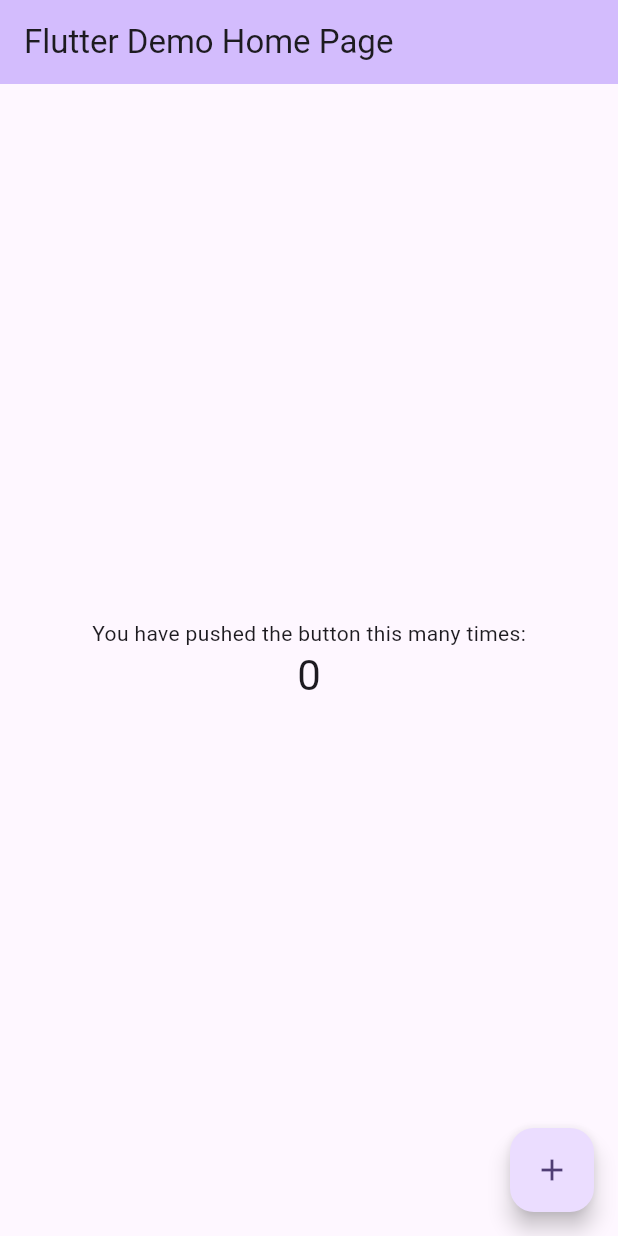
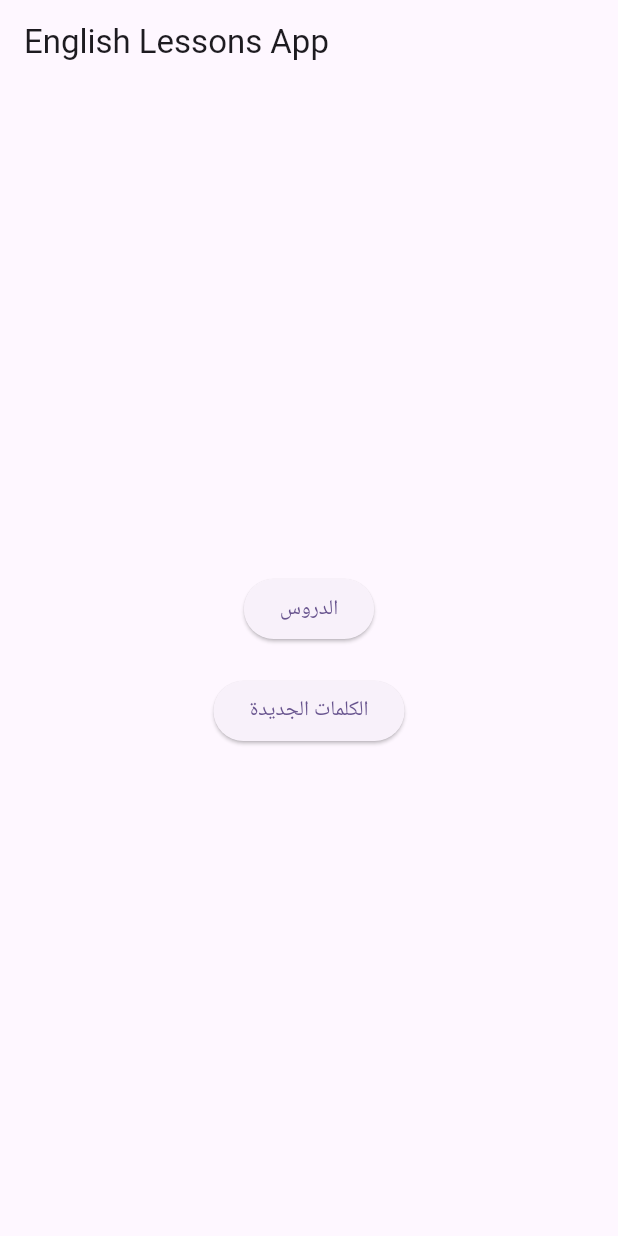
Before and after one commit to MuhamedAbdo/english_lessons_app, a Flutter app: the screen it shows after launch, on a phone screen of 412 x 824 dp. Run offline on Flutter 3.47's test engine with Material 3 defaults, Android fonts, the phone set to English and light mode, and no system bars; our stand-ins replace cloud_firestore, firebase_core; accounts and stored records are empty.

Commit message:
Add screens folder and update app configuration

```diff
--- a/lib/main.dart
+++ b/lib/main.dart
@@ -1,122 +1,29 @@
+import 'package:english_lessons_app/screens/home_screen.dart';
 import 'package:flutter/material.dart';
+import 'package:firebase_core/firebase_core.dart';
+import 'firebase_options.dart'; // هذا الملف تم إنشاؤه بواسطة flutterfire configure
 
-void main() {
+void main() async {
+  WidgetsFlutterBinding.ensureInitialized();
+
+  // تهيئة Firebase
+  await Firebase.initializeApp(options: DefaultFirebaseOptions.currentPlatform);
+
   runApp(const MyApp());
 }
 
 class MyApp extends StatelessWidget {
   const MyApp({super.key});
 
-  // This widget is the root of your application.
   @override
   Widget build(BuildContext context) {
     return MaterialApp(
-      title: 'Flutter Demo',
+      debugShowCheckedModeBanner: false,
+      title: 'English Lessons App',
       theme: ThemeData(
-        // This is the theme of your application.
-        //
-        // TRY THIS: Try running your application with "flutter run". You'll see
-        // the application has a purple toolbar. Then, without quitting the app,
-        // try changing the seedColor in the colorScheme below to Colors.green
-        // and then invoke "hot reload" (save your changes or press the "hot
-        // reload" button in a Flutter-supported IDE, or press "r" if you used
-        // the command line to start the app).
-        //
-        // Notice that the counter didn't reset back to zero; the application
-        // state is not lost during the reload. To reset the state, use hot
-        // restart instead.
-        //
-        // This works for code too, not just values: Most code changes can be
-        // tested with just a hot reload.
         colorScheme: ColorScheme.fromSeed(seedColor: Colors.deepPurple),
       ),
-      home: const MyHomePage(title: 'Flutter Demo Home Page'),
+      home: const HomeScreen(),
     );
   }
 }
-
-class MyHomePage extends StatefulWidget {
-  const MyHomePage({super.key, required this.title});
-
-  // This widget is the home page of your application. It is stateful, meaning
-  // that it has a State object (defined below) that contains fields that affect
-  // how it looks.
-
-  // This class is the configuration for the state. It holds the values (in this
-  // case the title) provided by the parent (in this case the App widget) and
-  // used by the build method of the State. Fields in a Widget subclass are
-  // always marked "final".
-
-  final String title;
-
-  @override
-  State<MyHomePage> createState() => _MyHomePageState();
-}
-
-class _MyHomePageState extends State<MyHomePage> {
-  int _counter = 0;
-
-  void _incrementCounter() {
-    setState(() {
-      // This call to setState tells the Flutter framework that something has
-      // changed in this State, which causes it to rerun the build method below
-      // so that the display can reflect the updated values. If we changed
-      // _counter without calling setState(), then the build method would not be
-      // called again, and so nothing would appear to happen.
-      _counter++;
-    });
-  }
-
-  @override
-  Widget build(BuildContext context) {
-    // This method is rerun every time setState is called, for instance as done
-    // by the _incrementCounter method above.
-    //
-    // The Flutter framework has been optimized to make rerunning build methods
-    // fast, so that you can just rebuild anything that needs updating rather
-    // than having to individually change instances of widgets.
-    return Scaffold(
-      appBar: AppBar(
-        // TRY THIS: Try changing the color here to a specific color (to
-        // Colors.amber, perhaps?) and trigger a hot reload to see the AppBar
-        // change color while the other colors stay the same.
-        backgroundColor: Theme.of(context).colorScheme.inversePrimary,
-        // Here we take the value from the MyHomePage object that was created by
-        // the App.build method, and use it to set our appbar title.
-        title: Text(widget.title),
-      ),
-      body: Center(
-        // Center is a layout widget. It takes a single child and positions it
-        // in the middle of the parent.
-        child: Column(
-          // Column is also a layout widget. It takes a list of children and
-          // arranges them vertically. By default, it sizes itself to fit its
-          // children horizontally, and tries to be as tall as its parent.
-          //
-          // Column has various properties to control how it sizes itself and
-          // how it positions its children. Here we use mainAxisAlignment to
-          // center the children vertically; the main axis here is the vertical
-          // axis because Columns are vertical (the cross axis would be
-          // horizontal).
-          //
-          // TRY THIS: Invoke "debug painting" (choose the "Toggle Debug Paint"
-          // action in the IDE, or press "p" in the console), to see the
-          // wireframe for each widget.
-          mainAxisAlignment: MainAxisAlignment.center,
-          children: <Widget>[
-            const Text('You have pushed the button this many times:'),
-            Text(
-              '$_counter',
-              style: Theme.of(context).textTheme.headlineMedium,
-            ),
-          ],
-        ),
-      ),
-      floatingActionButton: FloatingActionButton(
-        onPressed: _incrementCounter,
-        tooltip: 'Increment',
-        child: const Icon(Icons.add),
-      ), // This trailing comma makes auto-formatting nicer for build methods.
-    );
-  }
-}
--- /dev/null
+++ b/lib/screens/home_screen.dart
@@ -0,0 +1,44 @@
+import 'package:english_lessons_app/screens/lesson_list_screen.dart';
+import 'package:english_lessons_app/screens/new_words_screen.dart';
+import 'package:flutter/material.dart';
+
+class HomeScreen extends StatelessWidget {
+  const HomeScreen({super.key});
+
+  @override
+  Widget build(BuildContext context) {
+    return Scaffold(
+      appBar: AppBar(title: const Text('English Lessons App')),
+      body: Center(
+        child: Column(
+          mainAxisAlignment: MainAxisAlignment.center,
+          children: [
+            ElevatedButton(
+              onPressed: () {
+                Navigator.push(
+                  context,
+                  MaterialPageRoute(
+                    builder: (context) => const LessonListScreen(),
+                  ),
+                );
+              },
+              child: const Text('الدروس'),
+            ),
+            const SizedBox(height: 20),
+            ElevatedButton(
+              onPressed: () {
+                Navigator.push(
+                  context,
+                  MaterialPageRoute(
+                    builder: (context) => const NewWordsScreen(),
+                  ),
+                );
+              },
+              child: const Text('الكلمات الجديدة'),
+            ),
+          ],
+        ),
+      ),
+    );
+  }
+}
```
Also changed, not shown: lib/screens/lesson_detail_screen.dart (added, +48 -0 lines), lib/screens/lesson_list_screen.dart (added, +73 -0 lines), lib/screens/new_words_screen.dart (added, +33 -0 lines), pubspec.yaml (+8 -69 lines), lib/firebase_options.dart, pubspec.lock, 4 other files.
